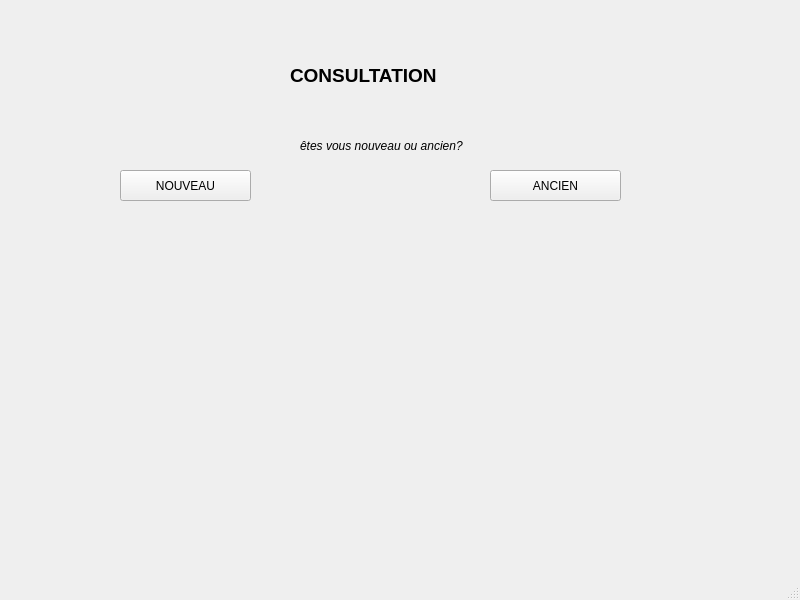
Abrahamkone/ano1, file form/.ui/consul.ui: the form before one commit.
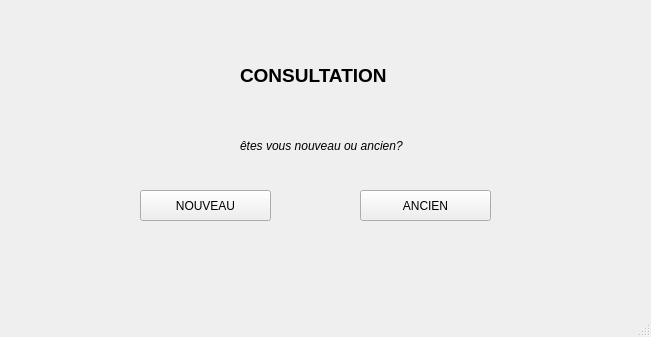
The form after the commit.

Patch:
```diff
--- a/form/.ui/consul.ui
+++ b/form/.ui/consul.ui
@@ -6,8 +6,8 @@
    <rect>
     <x>0</x>
     <y>0</y>
-    <width>800</width>
-    <height>600</height>
+    <width>651</width>
+    <height>337</height>
    </rect>
   </property>
   <property name="windowTitle">
@@ -17,7 +17,7 @@
    <widget class="QLabel" name="label">
     <property name="geometry">
      <rect>
-      <x>290</x>
+      <x>240</x>
       <y>60</y>
       <width>211</width>
       <height>31</height>
@@ -38,8 +38,8 @@
    <widget class="QPushButton" name="pushButton">
     <property name="geometry">
      <rect>
-      <x>120</x>
-      <y>170</y>
+      <x>140</x>
+      <y>190</y>
       <width>131</width>
       <height>31</height>
      </rect>
@@ -51,8 +51,8 @@
    <widget class="QPushButton" name="pushButton_2">
     <property name="geometry">
      <rect>
-      <x>490</x>
-      <y>170</y>
+      <x>360</x>
+      <y>190</y>
       <width>131</width>
       <height>31</height>
      </rect>
@@ -64,7 +64,7 @@
    <widget class="QLabel" name="label_2">
     <property name="geometry">
      <rect>
-      <x>300</x>
+      <x>240</x>
       <y>130</y>
       <width>171</width>
       <height>31</height>
```
Left out of the diff: 14 changed lines with no effect on the pictures.
